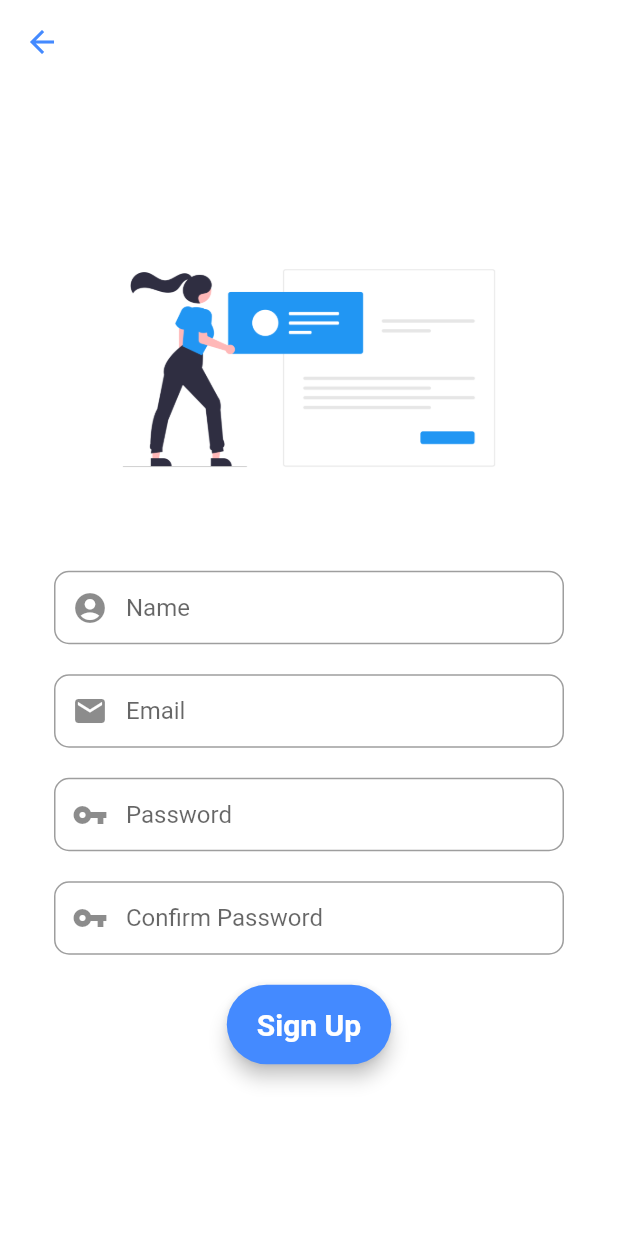
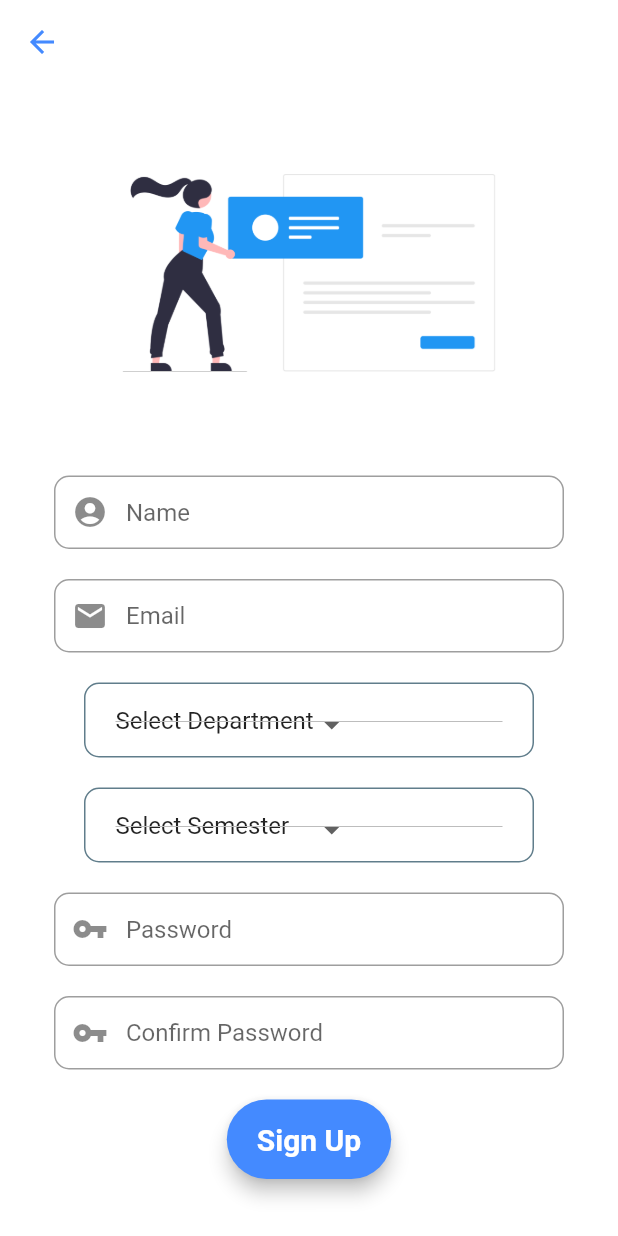
Before and after one commit to 0xvashishth/schedulo-app, a Flutter app: the SignUp screen opened by its route, on a phone screen of 412 x 824 dp. Run offline on Flutter 3.47's test engine with Material 2 defaults, Android fonts, the phone set to English and light mode, and no system bars; our stand-ins replace carousel_pro, cloud_firestore, firebase_auth, firebase_core, fluttertoast, font_awesome_flutter and 2 more; missing offline and left inert: flutter_pdfview; accounts and stored records are empty; generated files the repository leaves out were written again; Roboto replaces fonts that are missing (latoTextTheme).

```diff
--- a/lib/login/signup.dart
+++ b/lib/login/signup.dart
@@ -31,6 +31,7 @@ class _SignUpState extends State<SignUp> {
   @override
   Widget build(BuildContext context) {
     //first name field
+
     final firstNameField = TextFormField(
         autofocus: false,
         controller: firstNameEditingController,
@@ -197,6 +198,10 @@ class _SignUpState extends State<SignUp> {
                     SizedBox(height: 20),
                     emailField,
                     SizedBox(height: 20),
+                    DepartmentDropDown(),
+                    SizedBox(height: 20),
+                    SemesterDropDown(),
+                    SizedBox(height: 20),
                     passwordField,
                     SizedBox(height: 20),
                     confirmPasswordField,
@@ -276,3 +281,117 @@ class _SignUpState extends State<SignUp> {
         MaterialPageRoute(builder: (context) => HomePage()), (route) => false);
   }
 }
+
+const List<String> list = <String>['One', 'Two', 'Three', 'Four'];
+
+class DepartmentDropDown extends StatefulWidget {
+  // const DepartmentDropDown({super.key});
+
+  @override
+  State<DepartmentDropDown> createState() => _DepartmentDropDownState();
+}
+
+class _DepartmentDropDownState extends State<DepartmentDropDown> {
+  String dropdownValue = list.first;
+
+  static const List<String> departmentList = <String>[
+    'Select Department',
+    'CE',
+    'IT',
+    'CHE',
+    'ME',
+    'EC',
+    'CIVIL'
+  ];
+  String dropdownDepartmentValue = departmentList.first;
+
+  // var departmentField =
+
+  @override
+  Widget build(BuildContext context) {
+    return Container(
+      width: 300.0,
+      height: 50.0,
+      decoration: BoxDecoration(
+        borderRadius: BorderRadius.circular(10),
+        border: Border.all(color: Colors.blueGrey),
+      ),
+      child: Padding(
+        padding: EdgeInsets.fromLTRB(20, 15, 20, 15),
+        child: DropdownButton<String>(
+          value: dropdownDepartmentValue,
+          hint: Text("Select Department"),
+          onChanged: (String? value) {
+            setState(() {
+              dropdownDepartmentValue = value!;
+              print(value);
+            });
+          },
+          items: departmentList.map((String value) {
+            return new DropdownMenuItem<String>(
+              value: value,
+              child: Text(value),
+            );
+          }).toList(),
+        ),
+      ),
+    );
+  }
+}
+
+class SemesterDropDown extends StatefulWidget {
+  // const DepartmentDropDown({super.key});
+
+  @override
+  State<SemesterDropDown> createState() => _SemesterDropDownState();
+}
+
+class _SemesterDropDownState extends State<SemesterDropDown> {
+  String dropdownValue = list.first;
+
+  static const List<String> departmentList = <String>[
+    'Select Semester',
+    '1',
+    '2',
+    '3',
+    '4',
+    '5',
+    '6',
+    '7',
+    '8',
+  ];
+  String dropdownDepartmentValue = departmentList.first;
+
+  // var departmentField =
+
+  @override
+  Widget build(BuildContext context) {
+    return Container(
+      width: 300.0,
+      height: 50.0,
+      decoration: BoxDecoration(
+        borderRadius: BorderRadius.circular(10),
+        border: Border.all(color: Colors.blueGrey),
+      ),
+      child: Padding(
+        padding: EdgeInsets.fromLTRB(20, 15, 20, 15),
+        child: DropdownButton<String>(
+          value: dropdownDepartmentValue,
+          hint: Text("Select Department"),
+          onChanged: (String? value) {
+            setState(() {
+              dropdownDepartmentValue = value!;
+              print(value);
+            });
+          },
+          items: departmentList.map((String value) {
+            return new DropdownMenuItem<String>(
+              value: value,
+              child: Text(value),
+            );
+          }).toList(),
+        ),
+      ),
+    );
+  }
+}
```
